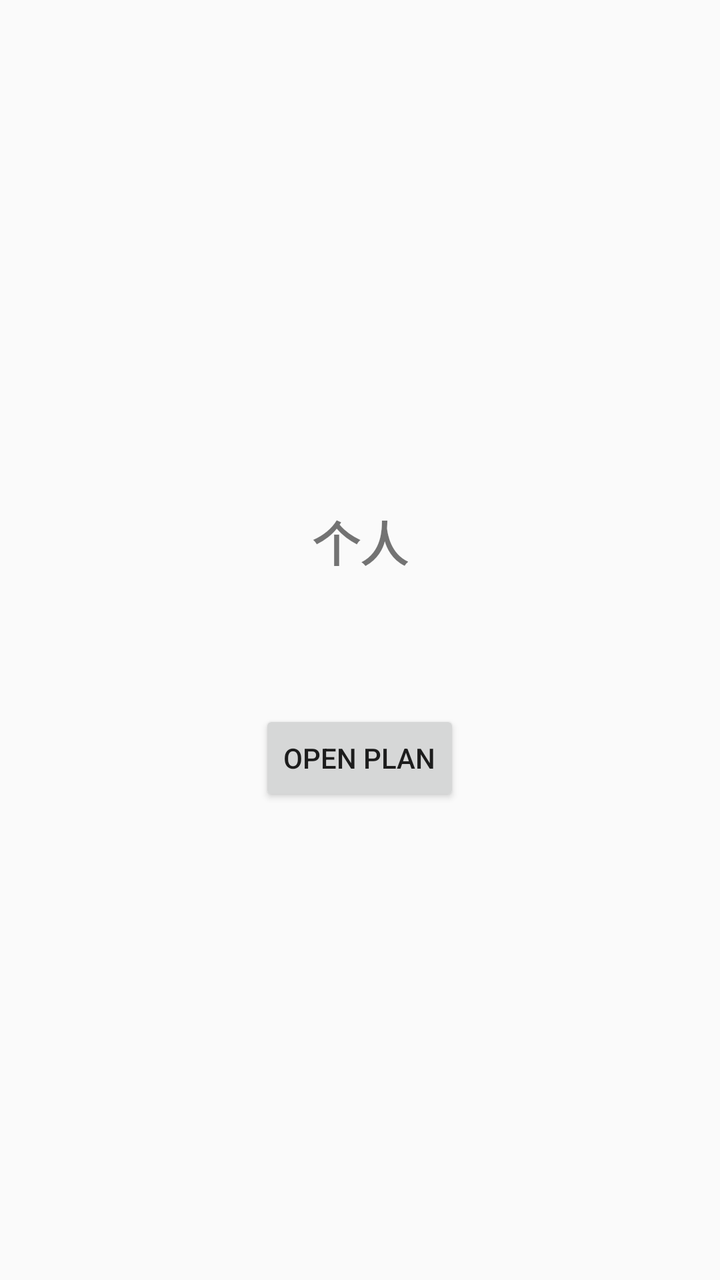
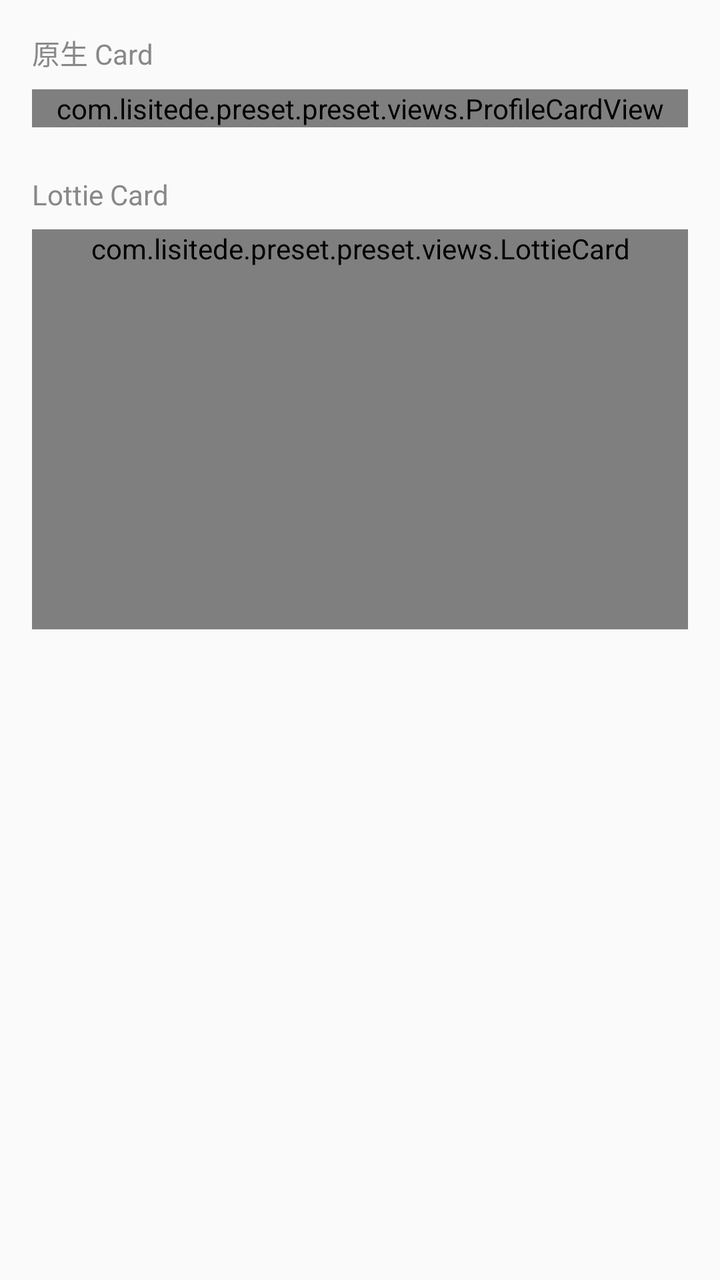

Two renders of the same Android screen: before a commit and after it. Below are the layout's source before the change and the commit's diff.
<!-- AndroidManifest.xml: application theme Theme.Preset -->
<!-- res/layout/page_profile.xml -->
<?xml version="1.0" encoding="utf-8"?>
<LinearLayout xmlns:android="http://schemas.android.com/apk/res/android"
    android:layout_width="match_parent"
    android:layout_height="match_parent"
    android:orientation="vertical"
    android:gravity="center">

    <TextView
        android:id="@+id/profileTitle"
        android:layout_width="wrap_content"
        android:layout_height="wrap_content"
        android:text="个人"
        android:textSize="24sp"
        android:textStyle="bold"
        android:padding="16dp" />

    <TextView
        android:id="@+id/profileInfo"
        android:layout_width="wrap_content"
        android:layout_height="wrap_content"
        android:textSize="14sp"
        android:padding="16dp" />

    <Button
        android:id="@+id/openPlanButton"
        android:layout_width="wrap_content"
        android:layout_height="wrap_content"
        android:text="Open Plan" />

</LinearLayout>
<!-- resources referenced by this layout -->
<resources>
  <style name="Theme.Preset" parent="Theme.AppCompat.Light.DarkActionBar">
          <item name="colorPrimary">#1976D2</item>
          <item name="colorPrimaryDark">#1565C0</item>
          <item name="colorAccent">#FF6F00</item>
      </style>
</resources>

<!-- the commit's change to res/layout/page_profile.xml (unified diff, before → after) -->
@@ -1,30 +1,44 @@
 <?xml version="1.0" encoding="utf-8"?>
-<LinearLayout xmlns:android="http://schemas.android.com/apk/res/android"
+<ScrollView xmlns:android="http://schemas.android.com/apk/res/android"
     android:layout_width="match_parent"
     android:layout_height="match_parent"
-    android:orientation="vertical"
-    android:gravity="center">
+    android:fillViewport="true">
 
-    <TextView
-        android:id="@+id/profileTitle"
-        android:layout_width="wrap_content"
+    <LinearLayout
+        android:layout_width="match_parent"
         android:layout_height="wrap_content"
-        android:text="个人"
-        android:textSize="24sp"
-        android:textStyle="bold"
-        android:padding="16dp" />
+        android:orientation="vertical"
+        android:gravity="top"
+        android:padding="16dp">
 
-    <TextView
-        android:id="@+id/profileInfo"
-        android:layout_width="wrap_content"
-        android:layout_height="wrap_content"
-        android:textSize="14sp"
-        android:padding="16dp" />
+        <TextView
+            android:layout_width="wrap_content"
+            android:layout_height="wrap_content"
+            android:text="原生 Card"
+            android:textSize="14sp"
+            android:textColor="#888888"
+            android:layout_marginBottom="8dp" />
 
-    <Button
-        android:id="@+id/openPlanButton"
-        android:layout_width="wrap_content"
-        android:layout_height="wrap_content"
-        android:text="Open Plan" />
+        <com.lisitede.preset.preset.views.ProfileCardView
+            android:id="@+id/profileCardView"
+            android:layout_width="match_parent"
+            android:layout_height="wrap_content" />
 
-</LinearLayout>
+        <TextView
+            android:layout_width="wrap_content"
+            android:layout_height="wrap_content"
+            android:text="Lottie Card"
+            android:textSize="14sp"
+            android:textColor="#888888"
+            android:layout_marginTop="24dp"
+            android:layout_marginBottom="8dp" />
+
+        <com.lisitede.preset.preset.views.LottieCard
+            android:id="@+id/lottieCard"
+            android:layout_width="match_parent"
+            android:layout_height="wrap_content"
+            android:minHeight="200dp" />
+
+    </LinearLayout>
+
+</ScrollView>
